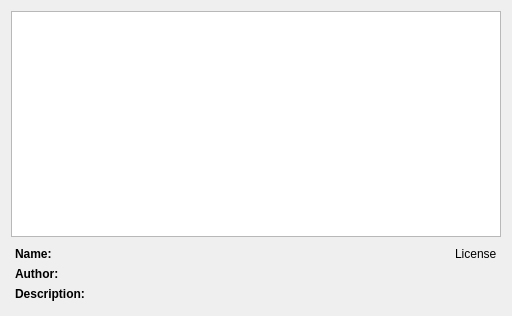
This is src/lib/preferences/thememanager.ui in tenrok/kclient3 as Qt 5 draws it before an edit. The edited form follows.
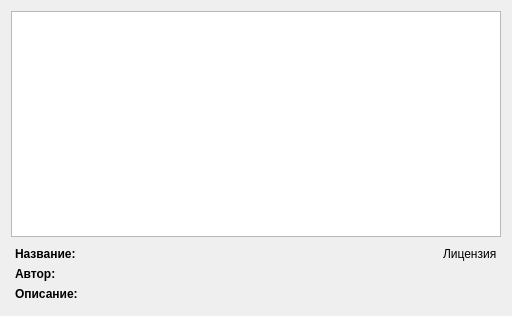
This is the edited form. Custom widgets are drawn as their Qt base class.

Diff of the .ui file:
```diff
--- a/src/lib/preferences/thememanager.ui
+++ b/src/lib/preferences/thememanager.ui
@@ -48,7 +48,7 @@
       <item row="0" column="0">
        <widget class="QLabel" name="label">
         <property name="text">
-         <string>&lt;b&gt;Name:&lt;/b&gt;</string>
+         <string>&lt;b&gt;Название:&lt;/b&gt;</string>
         </property>
         <property name="alignment">
          <set>Qt::AlignLeading|Qt::AlignLeft|Qt::AlignTop</set>
@@ -58,7 +58,7 @@
       <item row="1" column="0">
        <widget class="QLabel" name="label_2">
         <property name="text">
-         <string>&lt;b&gt;Author:&lt;/b&gt;</string>
+         <string>&lt;b&gt;Автор:&lt;/b&gt;</string>
         </property>
         <property name="alignment">
          <set>Qt::AlignLeading|Qt::AlignLeft|Qt::AlignTop</set>
@@ -81,7 +81,7 @@
       <item row="2" column="0">
        <widget class="QLabel" name="label_3">
         <property name="text">
-         <string>&lt;b&gt;Description:&lt;/b&gt;</string>
+         <string>&lt;b&gt;Описание:&lt;/b&gt;</string>
         </property>
         <property name="alignment">
          <set>Qt::AlignLeading|Qt::AlignLeft|Qt::AlignTop</set>
@@ -125,7 +125,7 @@
            <cursorShape>PointingHandCursor</cursorShape>
           </property>
           <property name="text">
-           <string>License</string>
+           <string>Лицензия</string>
           </property>
           <property name="html-link-look" stdset="0">
            <bool>true</bool>
```
